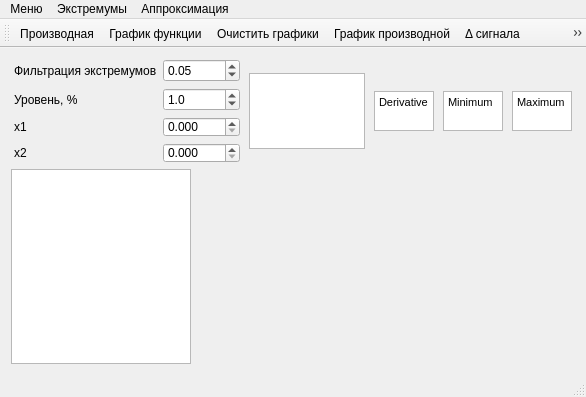
The window that mainwindow.ui (Kortesss/NO3) describes before a commit, drawn with Qt 5.
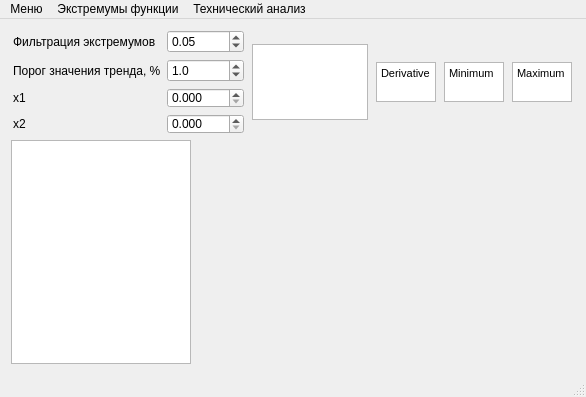
The same window after the commit. Icons and pictures are not drawn. Custom widgets are drawn as their Qt base class.

What changed in the file:
```diff
--- a/mainwindow.ui
+++ b/mainwindow.ui
@@ -112,7 +112,7 @@
         <item row="1" column="0">
          <widget class="QLabel" name="label_4">
           <property name="text">
-           <string>Уровень, %</string>
+           <string>Порог значения тренда, %</string>
           </property>
          </widget>
         </item>
@@ -258,7 +258,7 @@
    </widget>
    <widget class="QMenu" name="menu_2">
     <property name="title">
-     <string>Экстремумы</string>
+     <string>Экстремумы функции</string>
     </property>
     <widget class="QMenu" name="menu_3">
      <property name="title">
@@ -273,7 +273,7 @@
    </widget>
    <widget class="QMenu" name="menu_4">
     <property name="title">
-     <string>Аппроксимация</string>
+     <string>Технический анализ</string>
     </property>
     <widget class="QMenu" name="menu_5">
      <property name="title">
@@ -307,21 +307,6 @@
    <addaction name="menu_2"/>
    <addaction name="menu_4"/>
   </widget>
-  <widget class="QToolBar" name="mainToolBar">
-   <attribute name="toolBarArea">
-    <enum>TopToolBarArea</enum>
-   </attribute>
-   <attribute name="toolBarBreak">
-    <bool>false</bool>
-   </attribute>
-   <addaction name="action_2"/>
-   <addaction name="action_3"/>
-   <addaction name="action_16"/>
-   <addaction name="action_5"/>
-   <addaction name="action_delta"/>
-   <addaction name="action_8"/>
-   <addaction name="separator"/>
-  </widget>
   <widget class="QStatusBar" name="statusBar"/>
   <action name="action">
    <property name="icon">
@@ -392,7 +377,7 @@
   </action>
   <action name="action_8">
    <property name="text">
-    <string>Новый эксперемент</string>
+    <string>Новый эксперимент</string>
    </property>
   </action>
   <action name="action_11">
```
Left out of the diff: 194 changed lines with no effect on the pictures.
